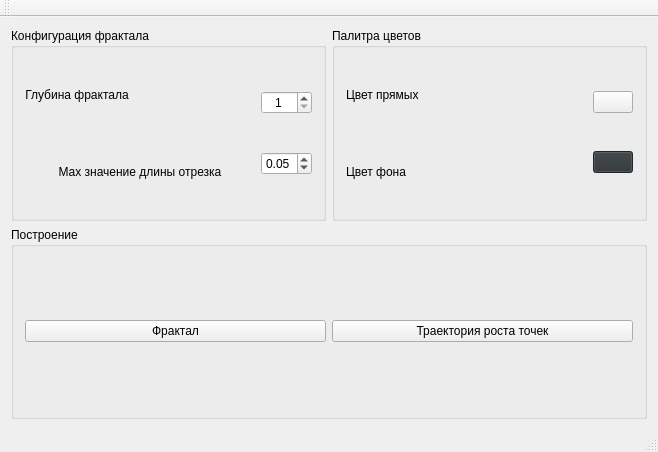
Before: the Qt Designer form mainwindow.ui in teploff/fractal_growth, drawn with Qt 5.
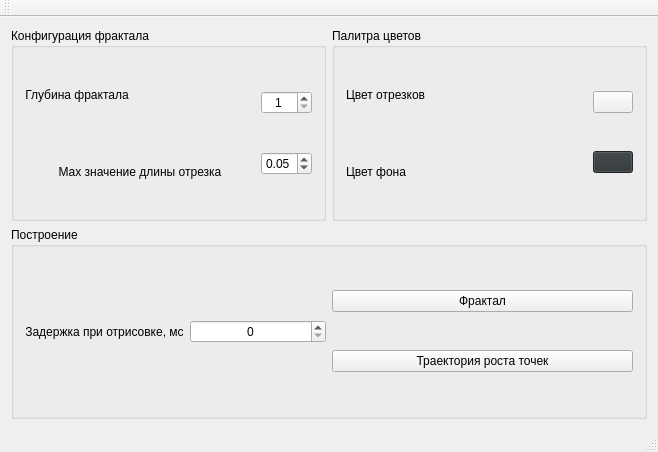
After: the same form once the commit is applied.

Commit message: control draw latency from ui & change logic to build fractal from fractal depth to count iteration

```diff
--- a/mainwindow.ui
+++ b/mainwindow.ui
@@ -114,7 +114,7 @@
            <item>
             <widget class="QLabel" name="label_3">
              <property name="text">
-              <string>Цвет прямых</string>
+              <string>Цвет отрезков</string>
              </property>
             </widget>
            </item>
@@ -175,8 +175,43 @@
       <property name="title">
        <string>Построение</string>
       </property>
+      <layout class="QHBoxLayout" name="horizontalLayout_7">
+       <item>
       <layout class="QHBoxLayout" name="horizontalLayout_5">
        <item>
+          <widget class="QLabel" name="label_5">
+           <property name="text">
+            <string>Задержка при отрисовке, мс</string>
+           </property>
+           <property name="alignment">
+            <set>Qt::AlignCenter</set>
+           </property>
+          </widget>
+         </item>
+         <item>
+          <widget class="QSpinBox" name="sb_draw_latency">
+           <property name="alignment">
+            <set>Qt::AlignCenter</set>
+           </property>
+           <property name="minimum">
+            <number>0</number>
+           </property>
+           <property name="maximum">
+            <number>1000</number>
+           </property>
+           <property name="singleStep">
+            <number>100</number>
+           </property>
+           <property name="value">
+            <number>0</number>
+           </property>
+          </widget>
+         </item>
+        </layout>
+       </item>
+       <item>
+        <layout class="QVBoxLayout" name="verticalLayout_6">
+         <item>
         <widget class="QPushButton" name="pb_engender_fractal">
          <property name="text">
           <string>Фрактал</string>
@@ -189,6 +224,8 @@
           <string>Траектория роста точек</string>
          </property>
         </widget>
+         </item>
+        </layout>
        </item>
       </layout>
      </widget>
```
Lines whose indentation alone changed are shown as unchanged. The commit also changes 3 other files.
